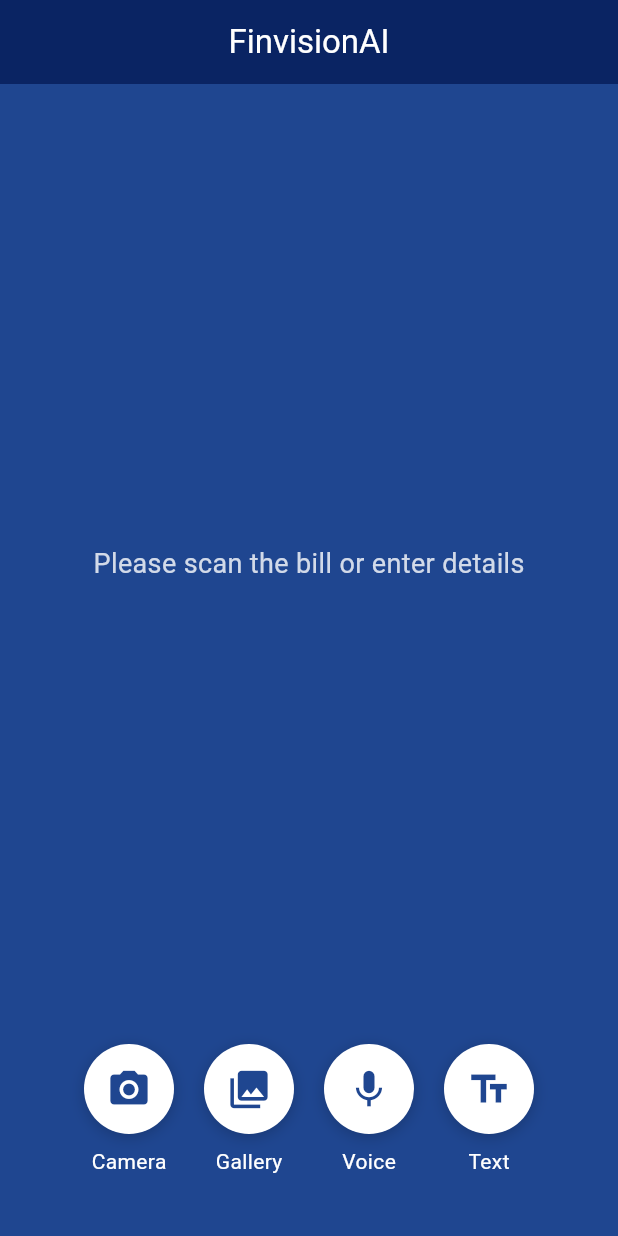
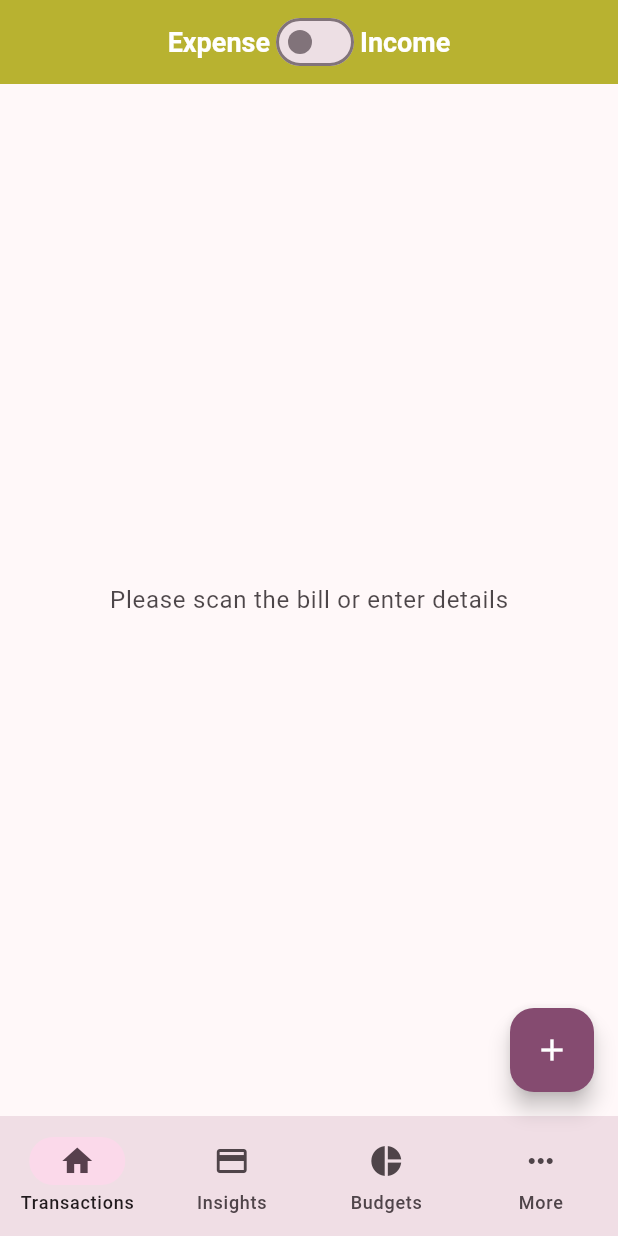
Before and after one commit to ri-thu/FinvisionAI, a Flutter app: the screen it shows after launch, on a phone screen of 412 x 824 dp. Run offline on Flutter 3.47's test engine with Material 3 defaults, Android fonts, the phone set to English and light mode, and no system bars; our stand-ins replace google_fonts, image_picker, speech_to_text.

Commit message:
updated home front end

```diff
--- a/lib/main.dart
+++ b/lib/main.dart
@@ -1,18 +1,36 @@
 import 'package:flutter/material.dart';
-import 'media_selection_page.dart';  // Import media selection screen
+import 'package:google_fonts/google_fonts.dart';
+import 'media_selection_page.dart';
 
 void main() {
   runApp(const MyApp());
 }
 
 class MyApp extends StatelessWidget {
-  const MyApp({Key? key}) : super(key: key);
+  const MyApp({super.key});
 
   @override
   Widget build(BuildContext context) {
     return MaterialApp(
       debugShowCheckedModeBanner: false,
-      home: const MediaSelectionPage(), // Load media selection screen
+      title: 'FinvisionAI',
+      theme: ThemeData(
+        useMaterial3: true, // Enable Material 3 (Cashew-like)
+        colorScheme: ColorScheme.fromSeed(
+          seedColor: const Color(0xFF9C0A7C), // Cashew-like Blue
+        ),
+        textTheme: GoogleFonts.robotoTextTheme(), // Modern font
+        appBarTheme: const AppBarTheme(
+          backgroundColor: Color(0xFFB8B230), // Dark blue
+          titleTextStyle: TextStyle(
+            color: Colors.white,
+            fontSize: 20,
+            fontWeight: FontWeight.bold,
+          ),
+          iconTheme: IconThemeData(color: Colors.white),
+        ),
+      ),
+      home: const MediaSelectionPage(),
     );
   }
 }
--- a/lib/media_selection_page.dart
+++ b/lib/media_selection_page.dart
@@ -2,6 +2,71 @@
 import 'package:image_picker/image_picker.dart';
 import 'package:speech_to_text/speech_to_text.dart' as stt;
 import 'dart:io';
+import 'package:flutter/widgets.dart';
+import 'package:flutter/animation.dart';
+
+class PulsatingMicButton extends StatefulWidget {
+  final VoidCallback onTap;
+  const PulsatingMicButton({Key? key, required this.onTap}) : super(key: key);
+
+  @override
+  _PulsatingMicButtonState createState() => _PulsatingMicButtonState();
+  }
+
+  class _PulsatingMicButtonState extends State<PulsatingMicButton>
+  with SingleTickerProviderStateMixin {
+  late AnimationController _controller;
+  late Animation<double> _animation;
+
+  @override
+  void initState() {
+  super.initState();
+  _controller = AnimationController(
+  vsync: this,
+  duration: const Duration(seconds: 1),
+  )..repeat(reverse: true);
+
+  _animation = Tween<double>(begin: 1.0, end: 1.3).animate(
+  CurvedAnimation(parent: _controller, curve: Curves.easeInOut),
+  );
+  }
+
+  @override
+  void dispose() {
+  _controller.dispose();
+  super.dispose();
+  }
+
+  @override
+  Widget build(BuildContext context) {
+  return GestureDetector(
+  onTap: widget.onTap,
+  child: AnimatedBuilder(
+  animation: _animation,
+  builder: (context, child) {
+  return Transform.scale(
+  scale: _animation.value,
+  child: Container(
+  padding: const EdgeInsets.all(16),
+  decoration: BoxDecoration(
+  shape: BoxShape.circle,
+  color: Colors.red.withOpacity(0.8),
+  boxShadow: [
+  BoxShadow(
+  color: Colors.red.withOpacity(0.5),
+  blurRadius: 10,
+  spreadRadius: 2,
+  ),
+  ],
+  ),
+  child: const Icon(Icons.mic, size: 50, color: Colors.white),
+  ),
+  );
+  },
+  ),
+  );
+  }
+  }
 
   class MediaSelectionPage extends StatefulWidget {
   const MediaSelectionPage({Key? key}) : super(key: key);
@@ -15,10 +80,13 @@
   final ImagePicker _picker = ImagePicker();
   String? _enteredText;
 
+  bool _isExpense = true;
+
   // Speech-to-Text instance
   final stt.SpeechToText _speech = stt.SpeechToText();
   bool _isListening = false;
   String _spokenText = "";
+  bool _showFabOptions = false; // Controls FAB expansion
 
   @override
   void initState() {
@@ -49,6 +117,7 @@
   }
 
   /// Starts voice input (speech recognition)
+  /// Starts voice input (speech recognition) with pulsating UI
   void _startVoiceInput() async {
   if (!_isListening) {
   bool available = await _speech.initialize(
@@ -58,13 +127,13 @@
 
   if (available) {
   setState(() => _isListening = true);
+  _showVoicePopup(); // Show the voice dialog when starting speech input
 
   _speech.listen(
   onResult: (result) {
   setState(() {
   _spokenText = result.recognizedWords;
   });
-            print("Recognized words: $_spokenText");
   },
   );
   } else {
@@ -79,6 +148,40 @@
   void _stopVoiceInput() {
   setState(() => _isListening = false);
   _speech.stop();
+  Navigator.pop(context); // Close the voice popup when stopping
+  }
+
+  /// Displays a pop-up dialog with a pulsating microphone
+  void _showVoicePopup() {
+  showDialog(
+  context: context,
+  barrierDismissible: false, // Prevents accidental dismissals
+  builder: (BuildContext context) {
+  return Dialog(
+  backgroundColor: Colors.black.withOpacity(0.8),
+  shape: RoundedRectangleBorder(borderRadius: BorderRadius.circular(12.0)),
+  child: Padding(
+  padding: const EdgeInsets.all(20.0),
+  child: Column(
+  mainAxisSize: MainAxisSize.min,
+  children: [
+  const Text(
+  "Listening...",
+  style: TextStyle(fontSize: 20, color: Colors.white, fontWeight: FontWeight.bold),
+  ),
+  const SizedBox(height: 20),
+  PulsatingMicButton(onTap: _stopVoiceInput), // Custom mic animation
+  const SizedBox(height: 10),
+  const Text(
+  "Tap to stop recording",
+  style: TextStyle(fontSize: 14, color: Colors.white70),
+  ),
+  ],
+  ),
+  ),
+  );
+  },
+  );
   }
 
   /// Manual Text Entry
@@ -95,9 +198,7 @@
   ),
   actions: [
   TextButton(
-              onPressed: () {
-                Navigator.pop(context);
-              },
+  onPressed: () => Navigator.pop(context),
   child: const Text("Cancel"),
   ),
   TextButton(
@@ -115,50 +216,60 @@
   );
   }
 
-  Widget _buildIconButton(IconData icon, VoidCallback onPressed, String label) {
+  /// **Build FAB Options**
+  Widget _buildFabOption(IconData icon, VoidCallback onPressed, String label, Color backgroundColor) {
   return Column(
   children: [
-        Container(
-          decoration: BoxDecoration(
-            color: Colors.white,
-            shape: BoxShape.circle,
-            boxShadow: [
-              BoxShadow(
-                color: Colors.black.withOpacity(0.2),
-                blurRadius: 8,
-                offset: const Offset(0, 2),
+  FloatingActionButton(
+  mini: true,
+  backgroundColor: backgroundColor,
+  child: Icon(icon, color: Colors.black),
+  onPressed: () {
+  setState(() => _showFabOptions = false);
+  onPressed();
+  },
   ),
-            ],
-          ),
-          child: IconButton(
-            icon: Icon(icon, color: const Color(0xFF1F4690), size: 30),
-            onPressed: onPressed,
-            padding: const EdgeInsets.all(15),
-          ),
-        ),
-        const SizedBox(height: 8),
-        Text(
-          label,
-          style: const TextStyle(color: Colors.white, fontSize: 14),
-        ),
+  const SizedBox(height: 4),
+  Text(label, style: const TextStyle(color: Colors.white, fontSize: 12)),
   ],
   );
   }
 
   @override
   Widget build(BuildContext context) {
+  final theme = Theme.of(context);
   bool hasImageOrText = _selectedImage != null || _spokenText.isNotEmpty || (_enteredText != null && _enteredText!.isNotEmpty);
 
   return Scaffold(
-      backgroundColor: const Color(0xFF1F4690),
+  backgroundColor: theme.colorScheme.background,
+
     appBar: AppBar(
-        title: const Text(
-          'FinvisionAI',
-          style: TextStyle(color: Colors.white),
+      title: Row(
+        mainAxisSize: MainAxisSize.min,
+        children: [
+          const Text(
+            'Expense',
+            style: TextStyle(fontSize: 18, fontWeight: FontWeight.bold),
           ),
-        backgroundColor: const Color(0xFF0A2463),
+          Switch(
+            value: !_isExpense,
+            onChanged: (value) {
+              setState(() {
+                _isExpense = !value; // Toggle between Expense & Income
+              });
+            },
+            activeColor: theme.colorScheme.primary,
+          ),
+          const Text(
+            'Income',
+            style: TextStyle(fontSize: 18, fontWeight: FontWeight.bold),
+          ),
+        ],
+      ),
       centerTitle: true,
     ),
+
+
     body: Column(
   mainAxisAlignment: MainAxisAlignment.center,
   children: [
@@ -176,7 +287,7 @@
   )
       : Text(
   _spokenText.isNotEmpty ? _spokenText : (_enteredText ?? ""),
-                style: const TextStyle(fontSize: 18, color: Colors.white),
+  style: theme.textTheme.headlineMedium?.copyWith(color: theme.colorScheme.onBackground),
   textAlign: TextAlign.center,
   ),
   ),
@@ -185,31 +296,39 @@
   child: Center(
   child: Text(
   'Please scan the bill or enter details',
-                style: TextStyle(
-                  fontSize: 18,
-                  color: Colors.white.withOpacity(0.8),
+  style: theme.textTheme.bodyLarge?.copyWith(color: theme.colorScheme.onBackground.withOpacity(0.8)),
   ),
   ),
   ),
-          ),
-          Padding(
-            padding: const EdgeInsets.only(bottom: 40.0),
-            child: Wrap(
-              spacing: 20,
-              runSpacing: 20,
-              alignment: WrapAlignment.center,
-              children: [
-                _buildIconButton(Icons.camera_alt, () => _pickImage(ImageSource.camera), "Camera"),
-                _buildIconButton(Icons.photo_library, () => _pickImage(ImageSource.gallery), "Gallery"),
-                _buildIconButton(
-                  _isListening ? Icons.mic_off : Icons.mic,
-                  _startVoiceInput,
-                  "Voice",
-                ),
-                _buildIconButton(Icons.text_fields, _enterTextManually, "Text"),
   ],
   ),
+
+  /// **Floating Action Button (FAB)**
+  floatingActionButton: Column(
+  mainAxisAlignment: MainAxisAlignment.end,
+  children: [
+  if (_showFabOptions) ...[
+  _buildFabOption(Icons.mic, _startVoiceInput, "Voice", theme.colorScheme.primaryContainer),
+  _buildFabOption(Icons.text_fields, _enterTextManually, "Text", theme.colorScheme.secondaryContainer),
+  _buildFabOption(Icons.camera_alt, () => _pickImage(ImageSource.camera), "Camera", theme.colorScheme.tertiaryContainer),
+  _buildFabOption(Icons.photo_library, () => _pickImage(ImageSource.gallery), "Gallery", theme.colorScheme.primaryContainer),
+  ],
+  FloatingActionButton(
+  backgroundColor: theme.colorScheme.primary,
+  child: Icon(_showFabOptions ? Icons.close : Icons.add, color: theme.colorScheme.onPrimary),
+  onPressed: () => setState(() => _showFabOptions = !_showFabOptions),
   ),
+  ],
+  ),
+
+  /// **Bottom Navigation Bar**
+  bottomNavigationBar: NavigationBar(
+  backgroundColor: theme.colorScheme.surfaceVariant,
+  destinations: const [
+  NavigationDestination(icon: Icon(Icons.home), label: 'Transactions'),
+  NavigationDestination(icon: Icon(Icons.credit_card), label: 'Insights'),
+  NavigationDestination(icon: Icon(Icons.pie_chart), label: 'Budgets'),
+  NavigationDestination(icon: Icon(Icons.more_horiz), label: 'More'),
   ],
   ),
   );
```
Also changed, not shown: pubspec.yaml (+8 -3 lines), pubspec.lock, 39 other files. Lines whose indentation alone changed are shown as unchanged.
